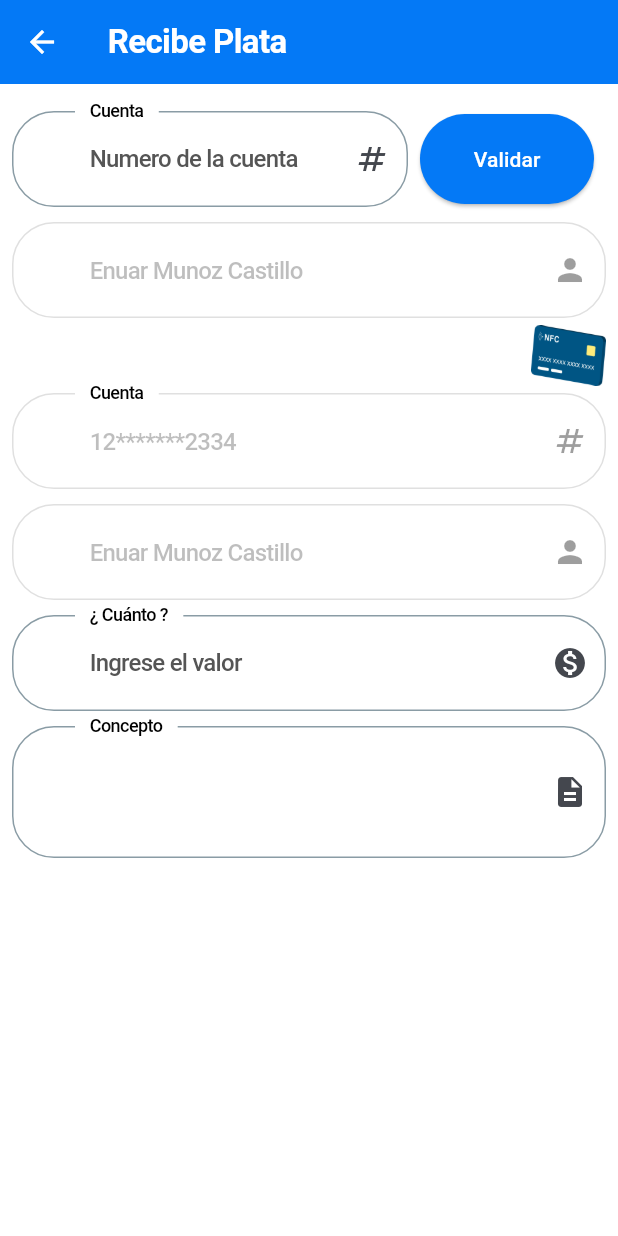
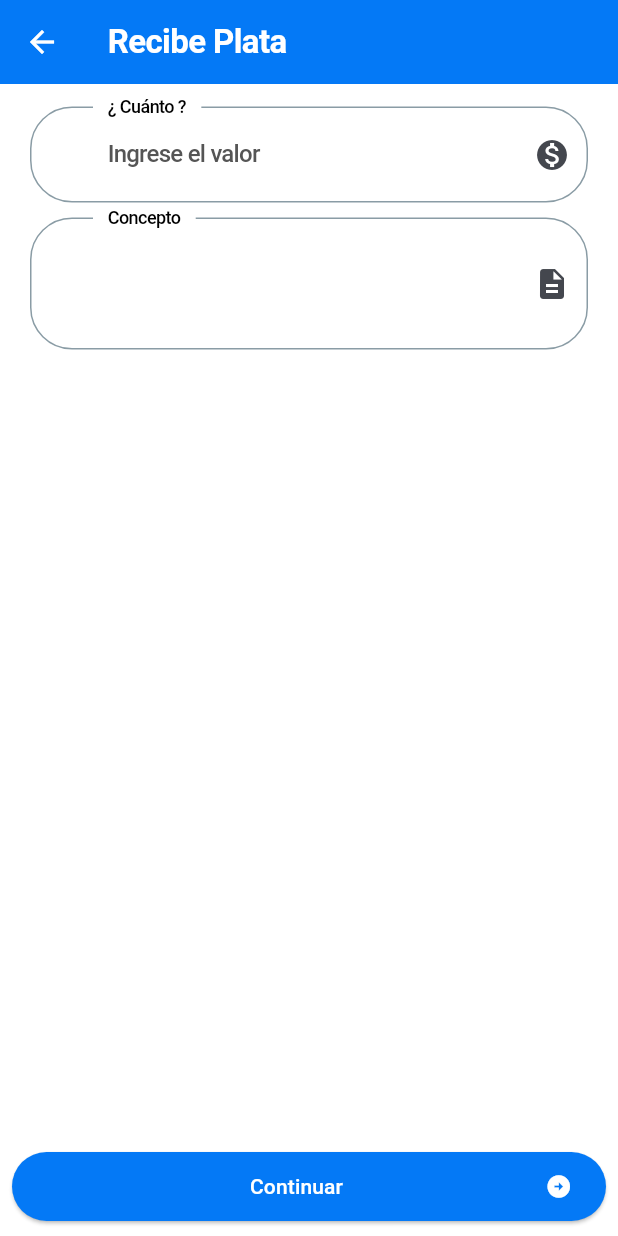
Before and after one commit to enu-44/FlutterWalletNFC, a Flutter app: the ReceiveMoneyScreen screen opened by its route, on a phone screen of 412 x 824 dp. Run offline on Flutter 3.47's test engine with Material 3 defaults, Android fonts, the phone set to English and light mode, and no system bars; our stand-ins replace flex_color_scheme, flutter_bloc, flutter_speed_dial, rxdart; missing offline and left inert: money2; Roboto replaces fonts that are missing (Muli).

```diff
--- a/lib/core/presentation/widgets/widgets.dart
+++ b/lib/core/presentation/widgets/widgets.dart
@@ -8,3 +8,4 @@ export 'appbar/appbar.dart';
 export 'buttons/buttons.dart';
 export 'card/card.dart';
 export 'inputs/inputs.dart';
+export 'tabbar_widgget.dart';
--- a/lib/core/routes/app_routes.dart
+++ b/lib/core/routes/app_routes.dart
@@ -9,4 +9,6 @@ class AppRoutes {
   //Home
   static const String home = '/home';
   static const String receivedMoney = '/receivedMoney';
+  static const String sendMoney = '/sendMoney';
+  static const String rechargeBalance = '/rechargeBalance';
 }
--- a/lib/core/routes/generate_routes.dart
+++ b/lib/core/routes/generate_routes.dart
@@ -26,6 +26,10 @@ class GenerateRoute {
       )),
       AppRoutes.receivedMoney: routeBuilder(
           buildBlocProvider(const ReceiveMoneyScreen(), ReceiveMoneyCubit())),
+      AppRoutes.sendMoney: routeBuilder(
+          buildBlocProvider(const SendMoneyScreen(), SendMoneyCubit())),
+      AppRoutes.rechargeBalance: routeBuilder(buildBlocProvider(
+          const RechargeBalanceWidget(), RechargeBalanceCubit())),
     };
     return routes[settings.name] ??
         MaterialPageRoute(builder: (_) => const NoPageFoundScreen());
--- a/lib/core/theme/pago_facil_theme.dart
+++ b/lib/core/theme/pago_facil_theme.dart
@@ -37,6 +37,15 @@ class FlutPagoFacilTheme {
       dropdownMenuTheme: _dropdownMenuTheme,
       visualDensity: VisualDensity.adaptivePlatformDensity,
       floatingActionButtonTheme: _floatingButtonTheme,
+      tabBarTheme: _tabBarTheme);
+
+  static TabBarTheme get _tabBarTheme => TabBarTheme(
+        labelColor: Colors.white,
+        unselectedLabelColor: Palette.primary,
+        indicator: BoxDecoration(
+          borderRadius: BorderRadius.circular(30),
+          color: Palette.primary,
+        ),
       );
 
   static OutlineInputBorder get _formFieldOutlineBorder => OutlineInputBorder(
--- a/lib/features/transactions/receive_money/cubit/receive_money_cubit.dart
+++ b/lib/features/transactions/receive_money/cubit/receive_money_cubit.dart
@@ -1,11 +1,21 @@
+import 'package:flutter/material.dart';
 import 'package:flutter_bloc/flutter_bloc.dart';
 import 'package:pago_facil_app/features/transactions/transactions.dart';
 
 class ReceiveMoneyCubit extends Cubit<ReceivedMoneyState> {
   ReceiveMoneyCubit() : super(ReceivedMoneyState.initial());
 
+  final formReceiveKey = GlobalKey<FormState>();
+  final accountNumberController = TextEditingController();
+  final accountFullNameController = TextEditingController();
+  final ammountController = TextEditingController();
+  final conceptController = TextEditingController();
   @override
   Future<void> close() {
+    accountNumberController.dispose();
+    accountFullNameController.dispose();
+    ammountController.dispose();
+    conceptController.dispose();
     return super.close();
   }
 }
--- a/lib/features/transactions/receive_money/screens/receive_money_screen.dart
+++ b/lib/features/transactions/receive_money/screens/receive_money_screen.dart
@@ -1,5 +1,7 @@
 import 'package:flutter/material.dart';
+import 'package:flutter_bloc/flutter_bloc.dart';
 import 'package:pago_facil_app/core/core.dart';
+import 'package:pago_facil_app/features/transactions/receive_money/receive_money.dart';
 import 'package:pago_facil_app/features/transactions/shared/shared.dart';
 
 class ReceiveMoneyScreen extends StatelessWidget {
@@ -7,6 +9,7 @@ class ReceiveMoneyScreen extends StatelessWidget {
 
   @override
   Widget build(BuildContext context) {
+    final cubit = context.read<ReceiveMoneyCubit>();
     return Scaffold(
       appBar: DefaultAppBarWidget(
         context: context,
@@ -14,30 +17,34 @@ class ReceiveMoneyScreen extends StatelessWidget {
       ),
       body: SingleChildScrollView(
         child: Padding(
-          padding: const EdgeInsets.all(8.0),
-          child: Column(
-            children: [
-              const SizedBox(height: 10.0),
-              EnterAccountFormWidget(
-                onValidate: () {},
-                accountNumberController: TextEditingController(),
-                userFullNameController:
-                    TextEditingController(text: "Enuar Munoz Castillo"),
-              ),
-              NfcFormWidget(
-                accountNumberController:
-                    TextEditingController(text: "12*******2334"),
-                userFullNameController:
-                    TextEditingController(text: "Enuar Munoz Castillo"),
-              ),
-              const SizedBox(height: 10.0),
-              TransactionFormWidget(
-                amountController: TextEditingController(),
-                conceptController: TextEditingController(),
-              ),
-            ],
+          padding: const EdgeInsets.symmetric(horizontal: 20.0, vertical: 15.0),
+          child: _builFormWidget(cubit),
+        ),
+      ),
+      bottomNavigationBar: SizedBox(
+        height: kBottomNavigationBarHeight,
+        child: Padding(
+            padding: const EdgeInsets.only(bottom: 10.0),
+            child: ButtonWidget(
+              text: "Continuar",
+              icon: Icons.arrow_circle_right,
+              onTap: () => {},
+            )),
+      ),
+    );
+  }
+
+  Widget _builFormWidget(ReceiveMoneyCubit cubit) {
+    return Form(
+      key: cubit.formReceiveKey,
+      autovalidateMode: AutovalidateMode.onUserInteraction,
+      child: Column(
+        children: [
+          TransactionFormWidget(
+            amountController: cubit.ammountController,
+            conceptController: cubit.conceptController,
           ),
-        ),
+        ],
       ),
     );
   }
--- a/lib/features/transactions/recharge_balance/cubit/recharge_balance_cubit.dart
+++ b/lib/features/transactions/recharge_balance/cubit/recharge_balance_cubit.dart
@@ -0,0 +1,23 @@
+import 'package:flutter/material.dart';
+import 'package:flutter_bloc/flutter_bloc.dart';
+import 'package:pago_facil_app/features/transactions/recharge_balance/recharge_balance.dart';
+
+class RechargeBalanceCubit extends Cubit<RechargeBalanceState> {
+  RechargeBalanceCubit() : super(RechargeBalanceState.initial());
+
+  final formRechargeKey = GlobalKey<FormState>();
+  final bankController = TextEditingController();
+  final bankAccountTypeController = TextEditingController();
+  final ammountController = TextEditingController();
+  @override
+  Future<void> close() {
+    bankController.dispose();
+    bankAccountTypeController.dispose();
+    ammountController.dispose();
+    return super.close();
+  }
+}
+
+List<String> banks = ["Bancolombia", "Banco Occidente", "Banco Popular"];
+
+List<String> banksAccountType = ["Ahorro", "Corriente"];
--- a/lib/features/transactions/recharge_balance/recharge_balance.dart
+++ b/lib/features/transactions/recharge_balance/recharge_balance.dart
@@ -1,3 +1,4 @@
 export 'cubit/recharge_balance_cubit.dart';
 export 'cubit/recharge_balance_state.dart';
 export 'screens/recharge_balance_screen.dart';
+export 'widgets/recharge_form.dart';
--- a/lib/features/transactions/send_money/cubit/send_money_cubit.dart
+++ b/lib/features/transactions/send_money/cubit/send_money_cubit.dart
@@ -0,0 +1,23 @@
+import 'package:flutter/material.dart';
+import 'package:flutter_bloc/flutter_bloc.dart';
+import 'package:pago_facil_app/features/transactions/send_money/send_money.dart';
+
+class SendMoneyCubit extends Cubit<SendMoneyState> {
+  SendMoneyCubit() : super(SendMoneyState.initial());
+
+  final formSendNfcKey = GlobalKey<FormState>();
+  final formSendEditAccountKey = GlobalKey<FormState>();
+
+  final accountNumberController = TextEditingController();
+  final accountFullNameController = TextEditingController();
+  final ammountController = TextEditingController();
+  final conceptController = TextEditingController();
+  @override
+  Future<void> close() {
+    accountNumberController.dispose();
+    accountFullNameController.dispose();
+    ammountController.dispose();
+    conceptController.dispose();
+    return super.close();
+  }
+}
--- a/lib/features/transactions/shared/widgets/transaction_form_widget.dart
+++ b/lib/features/transactions/shared/widgets/transaction_form_widget.dart
@@ -30,8 +30,7 @@ class TransactionFormWidget extends StatelessWidget {
       inputType: TextInputType.text,
       validator: (value) => FormValidatorsUtils.validate([
         (_) => FormValidatorsUtils.requiredField(value),
-        (_) => FormValidatorsUtils.maxLength(value, 20),
-        (_) => FormValidatorsUtils.numericOrDecimalsOnly(value)
+        (_) => FormValidatorsUtils.maxLength(value, 400),
       ]),
     );
   }
--- a/lib/main.dart
+++ b/lib/main.dart
@@ -20,6 +20,6 @@ class PagoFacilApp extends StatelessWidget {
         theme: FlutPagoFacilTheme.light,
         debugShowCheckedModeBanner: false,
         onGenerateRoute: GenerateRoute.route,
-        initialRoute: AppRoutes.receivedMoney);
+        initialRoute: AppRoutes.home);
   }
 }
```
Also changed, not shown: lib/core/presentation/widgets/tabbar_widgget.dart (added, +62 -0 lines), lib/features/home/presentation/widgets/home_menu_widget.dart (+2 -6 lines), lib/features/transactions/recharge_balance/cubit/recharge_balance_state.dart (+15 -0 lines), lib/features/transactions/recharge_balance/screens/recharge_balance_screen.dart (+33 -0 lines), lib/features/transactions/recharge_balance/widgets/recharge_form.dart (added, +60 -0 lines), lib/features/transactions/send_money/cubit/send_money_state.dart (+15 -0 lines), lib/features/transactions/send_money/screens/send_money_screen.dart (+66 -0 lines), lib/features/transactions/shared/widgets/common_form_widget.dart (+6 -1 lines). Lines whose indentation alone changed are shown as unchanged.
